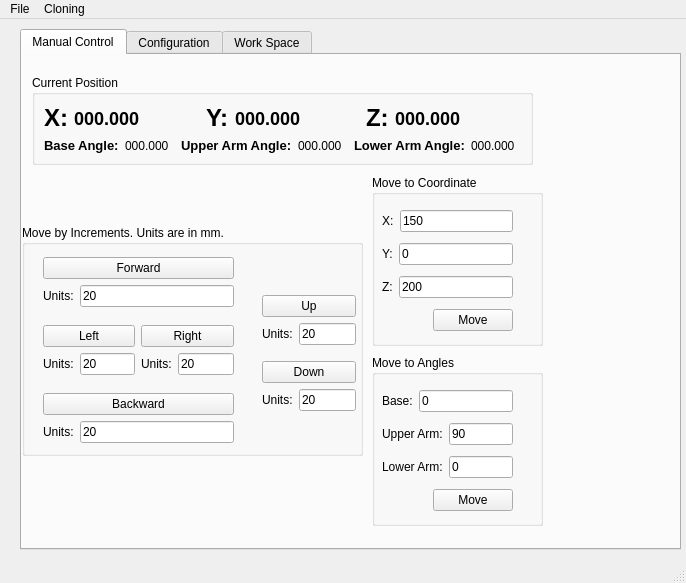
Old version of the form BenchBotMain.ui in the repository jmeunier28/BenchBot.
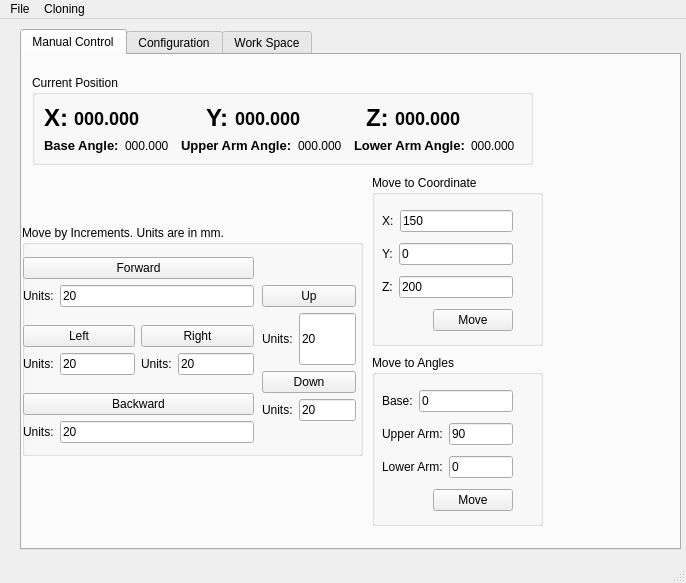
New version of the form. The open tabs and pages were chosen to show the change.

Commit message: added functionality to run BenchBot button to run full pathway

```diff
--- a/BenchBotMain.ui
+++ b/BenchBotMain.ui
@@ -90,6 +90,12 @@
             </item>
             <item>
              <widget class="QLineEdit" name="lineEditStepUpSize">
+              <property name="sizePolicy">
+               <sizepolicy hsizetype="Expanding" vsizetype="Expanding">
+                <horstretch>6</horstretch>
+                <verstretch>0</verstretch>
+               </sizepolicy>
+              </property>
               <property name="text">
                <string>20</string>
               </property>
@@ -139,9 +145,9 @@
       <widget class="QWidget" name="layoutWidget">
        <property name="geometry">
         <rect>
-         <x>21</x>
+         <x>1</x>
          <y>20</y>
-         <width>191</width>
+         <width>231</width>
          <height>210</height>
         </rect>
        </property>
```
Left out of the diff: 2 changed lines with no effect on the pictures. The commit also changes 4 other files.
